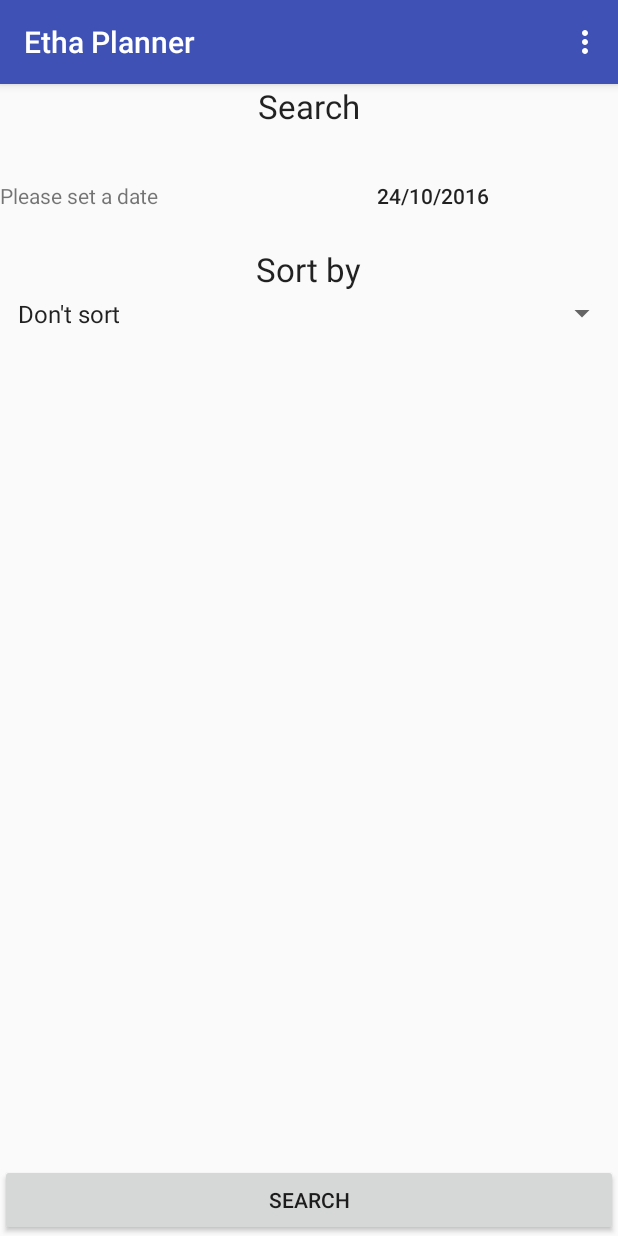
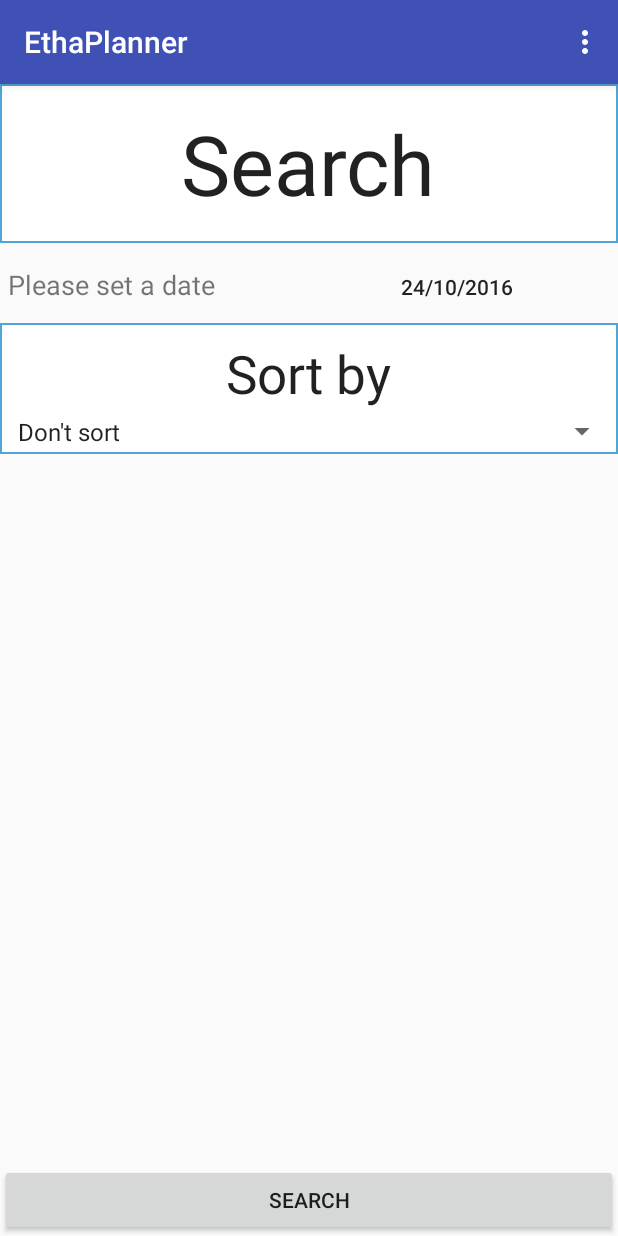
Before and after one commit to ThaH3lper/MAH_Project-3-Android, an Android app: the SearchActivity screen opened directly, with no data from a screen before it, on a phone screen of 412 x 824 dp. Run offline under Robolectric (Android 15) with nearby library versions, the phone set to English and light mode, and no system bars; network calls fail.

Commit message:
revert 'initial commit'

```diff
--- a/EthaPlanner/app/build.gradle
+++ b/EthaPlanner/app/build.gradle
@@ -10,6 +10,7 @@ android {
         versionCode 1
         versionName "1.0"
         testInstrumentationRunner "android.support.test.runner.AndroidJUnitRunner"
+        multiDexEnabled true
     }
     buildTypes {
         release {
--- a/EthaPlanner/app/src/main/AndroidManifest.xml
+++ b/EthaPlanner/app/src/main/AndroidManifest.xml
@@ -8,7 +8,7 @@
 
     <application
         android:allowBackup="true"
-        android:icon="@mipmap/ic_launcher"
+        android:icon="@drawable/wineicon"
         android:label="@string/app_name"
         android:supportsRtl="true"
         android:theme="@style/AppTheme">
--- a/EthaPlanner/app/src/main/java/se/mah/homebois/ethaplanner/views/ListContent/ListViewItems.java
+++ b/EthaPlanner/app/src/main/java/se/mah/homebois/ethaplanner/views/ListContent/ListViewItems.java
@@ -3,7 +3,7 @@ package se.mah.homebois.ethaplanner.views.ListContent;
 /**
  * Created by Tim on 2016-10-23.
  */
-public class ListViewItems {
+public class    ListViewItems {
 
     public String Title;
     public String Alcohol;
--- /dev/null
+++ b/EthaPlanner/app/src/main/res/drawable/back.xml
@@ -0,0 +1,4 @@
+<shape xmlns:android="http://schemas.android.com/apk/res/android" android:shape="rectangle" >
+    <solid android:color="#ffffff" />
+    <stroke android:width="1dip" android:color="#4fa5d5"/>
+</shape>
--- a/EthaPlanner/app/src/main/res/drawable/border.xml
+++ /dev/null
@@ -1,6 +0,0 @@
-<?xml version="1.0" encoding="utf-8"?>
-<shape xmlns:android="http://schemas.android.com/apk/res/android"
-    android:shape="rectangle">
-    <!--Border width and color-->
-    <stroke android:width="5px" android:color="#ffffff" />
-</shape>
--- a/EthaPlanner/app/src/main/res/layout/content_search.xml
+++ b/EthaPlanner/app/src/main/res/layout/content_search.xml
@@ -23,15 +23,22 @@
             android:layout_width="match_parent"
             android:layout_height="wrap_content"
             android:gravity="center"
+            android:background="@drawable/back"
+
             android:orientation="vertical">
+
 
             <TextView
                 android:id="@+id/textView2"
                 android:layout_width="wrap_content"
                 android:layout_height="wrap_content"
                 android:text="@string/Search"
+
                 android:textAppearance="?android:attr/textAppearanceLarge"
-                android:layout_marginBottom="16dp"/>
+                android:layout_marginBottom="16dp"
+                android:textSize="55dp"
+                android:layout_marginTop="16dp" />
+
 
         </LinearLayout>
 
@@ -44,14 +51,17 @@
             <LinearLayout
                 android:layout_width="fill_parent"
                 android:layout_height="wrap_content"
-                android:orientation="horizontal">
+                android:orientation="horizontal"
+                android:paddingRight="5dp"
+                android:paddingLeft="5dp">
 
                 <TextView
                     android:id="@+id/tvWeather"
                     android:layout_width="wrap_content"
                     android:layout_height="wrap_content"
                     android:layout_marginRight="30dp"
-                    android:text="@string/Please_set_a_date"/>
+                    android:text="@string/Please_set_a_date"
+                    android:textSize="18dp" />
 
                 <Button
                     android:id="@+id/setWeatherButton"
@@ -71,14 +81,19 @@
             android:layout_height="wrap_content"
             android:gravity="center"
             android:orientation="vertical"
+            android:background="@drawable/back"
             android:paddingTop="10dp">
+
 
             <TextView
                 android:id="@+id/textView"
                 android:layout_width="wrap_content"
                 android:layout_height="wrap_content"
                 android:text="@string/Please_set_target_APK"
-                android:textAppearance="?android:attr/textAppearanceLarge"/>
+
+                android:textAppearance="?android:attr/textAppearanceLarge"
+                android:textSize="35dp" />
+
 
             <Spinner
                 android:id="@+id/spinnerAPK"
@@ -94,7 +109,9 @@
             android:layout_height="0dp"
             android:orientation="vertical"
             android:layout_weight="1"
+
             android:gravity="bottom">
+
 
             <Button
                 android:id="@+id/btnSearch"
--- a/EthaPlanner/app/src/main/res/values/strings.xml
+++ b/EthaPlanner/app/src/main/res/values/strings.xml
@@ -1,5 +1,5 @@
 <resources>
-    <string name="app_name">Etha Planner</string>
+    <string name="app_name">EthaPlanner</string>
     <string name="action_settings">About</string>
 
    <!--Strings for Search-->
```
Also changed, not shown: EthaPlanner/app/src/main/java/se/mah/homebois/ethaplanner/views/MainListFragment.java (deleted, +0 -40 lines), EthaPlanner/app/src/main/res/layout/activity_disclaimer.xml (+12 -4 lines), EthaPlanner/app/src/main/res/drawable/wineicon.png (added).
